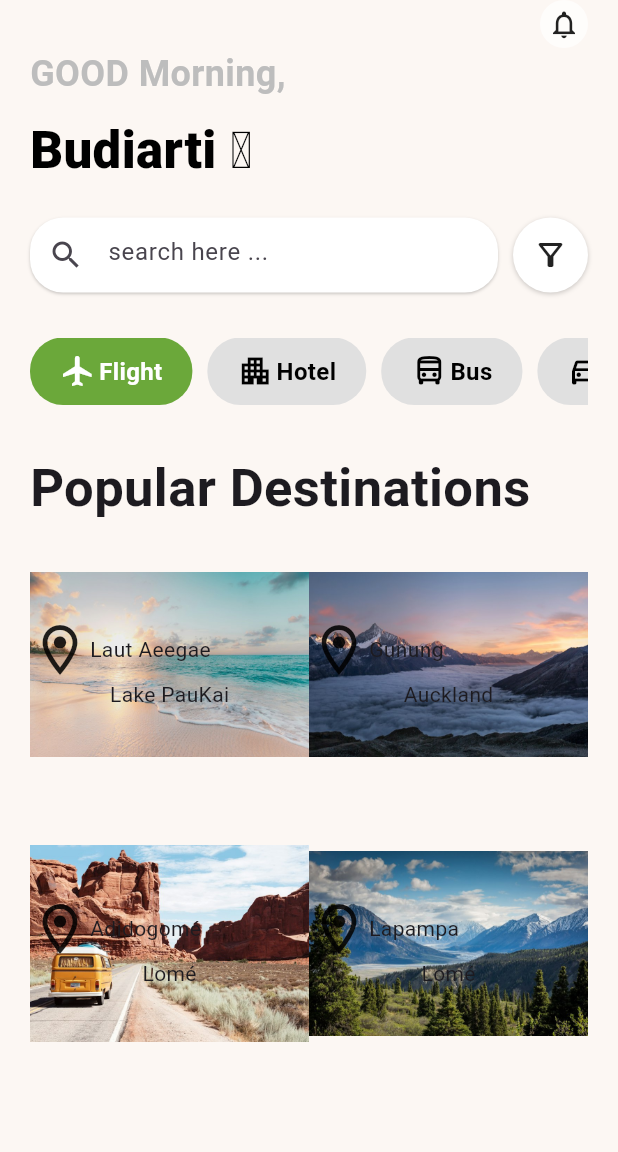
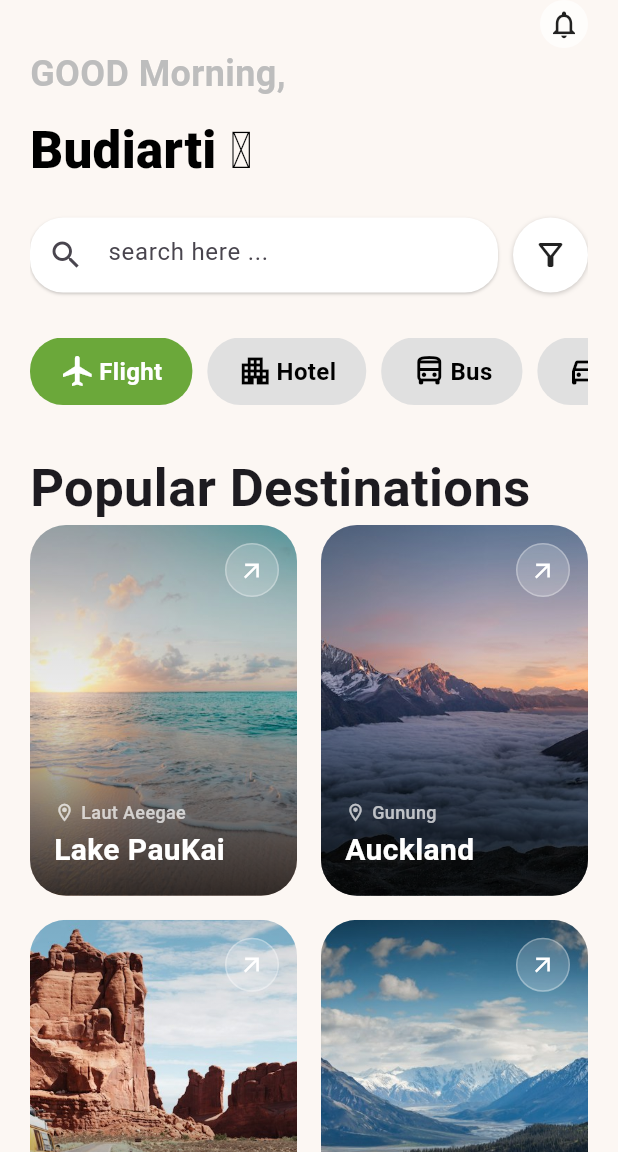
Before and after one commit to SamMasHack207/africatrip, a Flutter app: the screen it shows after launch, on a phone screen of 412 x 824 dp, the part 84-1236 px from its top. Run offline on Flutter 3.47's test engine with Material 3 defaults, Android fonts, the phone set to English and light mode, and no system bars.

Commit message:
improve destination card design

```diff
--- a/lib/views/home/widgets/destinations_grid.dart
+++ b/lib/views/home/widgets/destinations_grid.dart
@@ -31,6 +31,9 @@ class DestinationsGrid extends StatelessWidget {
       itemCount: destinationList.length,
       gridDelegate: SliverGridDelegateWithFixedCrossAxisCount(
         crossAxisCount: 2,
+        mainAxisSpacing: 16,
+        crossAxisSpacing: 16,
+        childAspectRatio: 0.72,
       ),
       physics: NeverScrollableScrollPhysics(),
       shrinkWrap: true,
@@ -50,20 +53,83 @@ class DestinationsGrid extends StatelessWidget {
     required String name,
     required String imageSource,
   }) {
-    return Container(
+    return ClipRRect(
+      borderRadius: BorderRadius.circular(24),
+      child: Stack(
+        fit: StackFit.expand,
+        children: [
+          Image.asset(imageSource, fit: BoxFit.cover),
+          DecoratedBox(
             decoration: BoxDecoration(
-        image: DecorationImage(image: AssetImage(imageSource)),
+              gradient: LinearGradient(
+                begin: Alignment.topCenter,
+                end: Alignment.bottomCenter,
+                colors: [
+                  Colors.black.withValues(alpha: 0.15),
+                  Colors.transparent,
+                  Colors.black.withValues(alpha: 0.75),
+                ],
+                stops: const [0.0, 0.45, 1.0],
               ),
+            ),
+          ),
+          Positioned(
+            top: 12,
+            right: 12,
+            child: Container(
+              padding: const EdgeInsets.all(8),
+              decoration: BoxDecoration(
+                color: Colors.white.withValues(alpha: 0.2),
+                shape: BoxShape.circle,
+                border: Border.all(color: Colors.white.withValues(alpha: 0.3)),
+              ),
+              child: const Icon(
+                Icons.arrow_outward,
+                color: Colors.white,
+                size: 18,
+              ),
+            ),
+          ),
+          Positioned(
+            left: 16,
+            right: 16,
+            bottom: 16,
             child: Column(
-        mainAxisAlignment: MainAxisAlignment.center,
+              crossAxisAlignment: CrossAxisAlignment.start,
+              mainAxisSize: MainAxisSize.min,
               children: [
                 Row(
                   children: [
-              Icon(Icons.location_on_outlined, size: 40),
-              Text(location),
+                    const Icon(
+                      Icons.location_on_outlined,
+                      color: Colors.white70,
+                      size: 14,
+                    ),
+                    const SizedBox(width: 4),
+                    Text(
+                      location,
+                      style: const TextStyle(
+                        color: Colors.white70,
+                        fontSize: 12,
+                        fontWeight: FontWeight.w500,
+                      ),
+                    ),
                   ],
                 ),
-          Text(name),
+                const SizedBox(height: 2),
+                Text(
+                  name,
+                  maxLines: 1,
+                  overflow: TextOverflow.ellipsis,
+                  style: const TextStyle(
+                    color: Colors.white,
+                    fontSize: 20,
+                    fontWeight: FontWeight.w700,
+                  ),
+                ),
+              ],
+            ),
+          ),
         ],
       ),
     );
```
Lines whose indentation alone changed are shown as unchanged.
